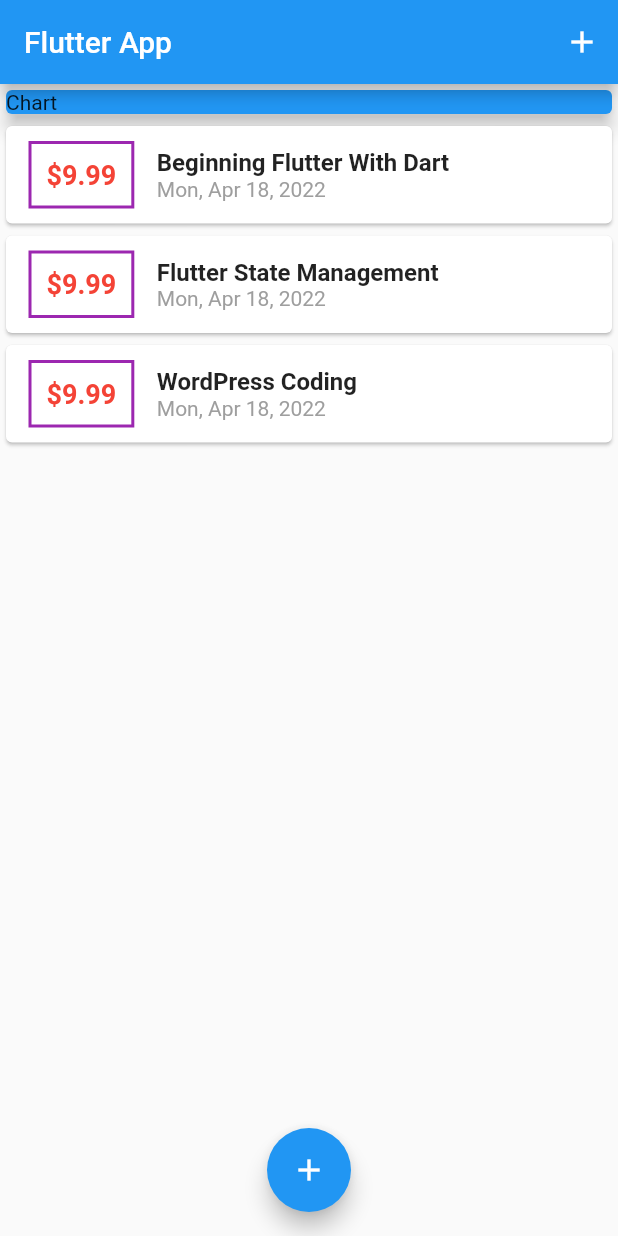
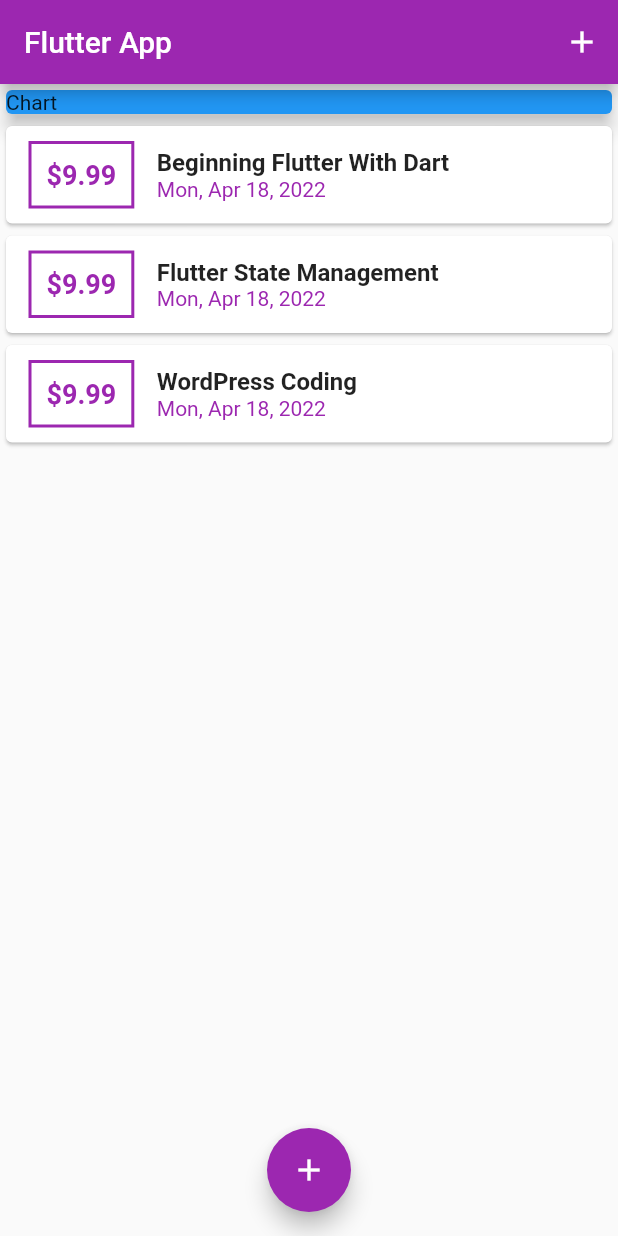
Before and after one commit to hdwhitem/Personal_Expenses_App, a Flutter app: the screen it shows after launch, on a phone screen of 412 x 824 dp. Run offline on Flutter 3.47's test engine with Material 2 defaults, Android fonts, the phone set to English and light mode, and no system bars.

Commit message:
Configuring & Using Themes

```diff
--- a/lib/main.dart
+++ b/lib/main.dart
@@ -109,6 +109,10 @@ class _HomeScreenState extends State<HomeScreen> {
   @override
   Widget build(BuildContext context) {
     return MaterialApp(
+      title: 'Books.me',
+      theme: ThemeData(
+        primarySwatch: Colors.purple,
+      ),
       home: Scaffold(
         appBar: AppBar(
           title: const Text('Flutter App'),
--- a/lib/widgets/book_list.dart
+++ b/lib/widgets/book_list.dart
@@ -20,14 +20,18 @@ class BookList extends StatelessWidget {
                 margin:
                     const EdgeInsets.symmetric(vertical: 10, horizontal: 15),
                 decoration: BoxDecoration(
-                    border: Border.all(color: Colors.purple, width: 2)),
+                    border: Border.all(
+                  color: Theme.of(context).primaryColor,
+                  width: 2,
+                )),
                 padding: const EdgeInsets.all(10),
                 child: Text(
                   '\$${books[index].price.toStringAsFixed(2)}',
-                  style: const TextStyle(
-                      fontWeight: FontWeight.bold,
-                      fontSize: 18,
-                      color: Colors.red),
+                  style: TextStyle(
+                    fontWeight: FontWeight.bold,
+                    fontSize: 18,
+                    color: Theme.of(context).primaryColor,
+                  ),
                 ),
               ),
               Column(
@@ -40,7 +44,9 @@ class BookList extends StatelessWidget {
                   ),
                   Text(
                     books[index].date,
-                    style: const TextStyle(color: Colors.grey),
+                    style: TextStyle(
+                      color: Theme.of(context).primaryColor,
+                    ),
                   )
                 ],
               )
```
